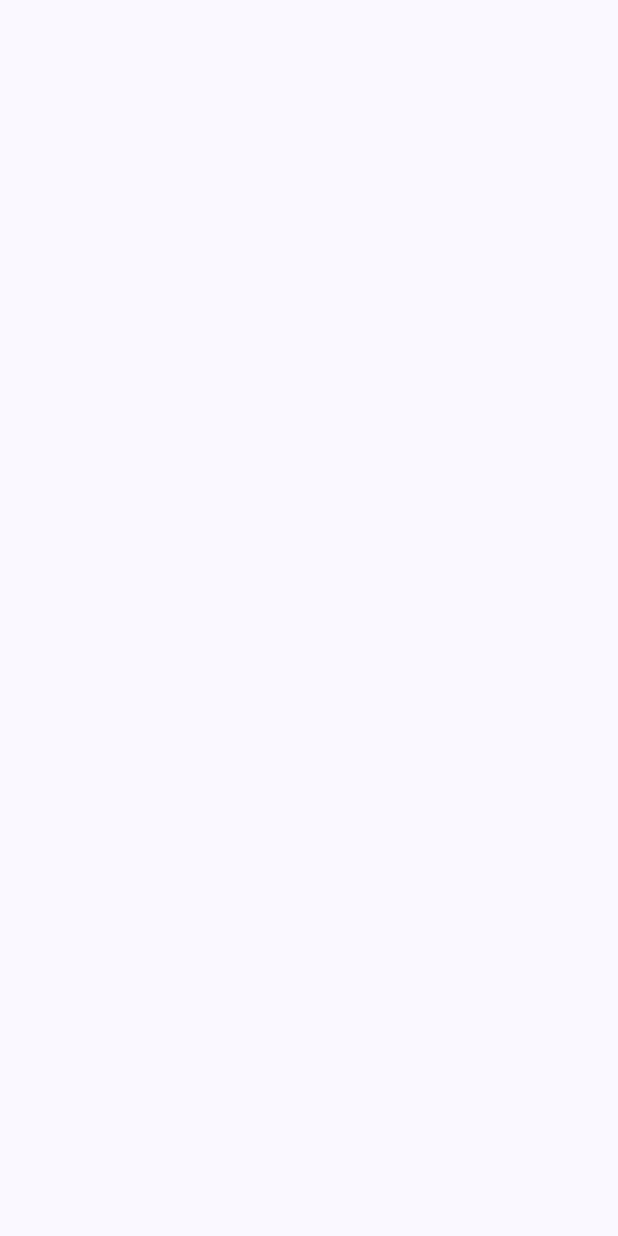
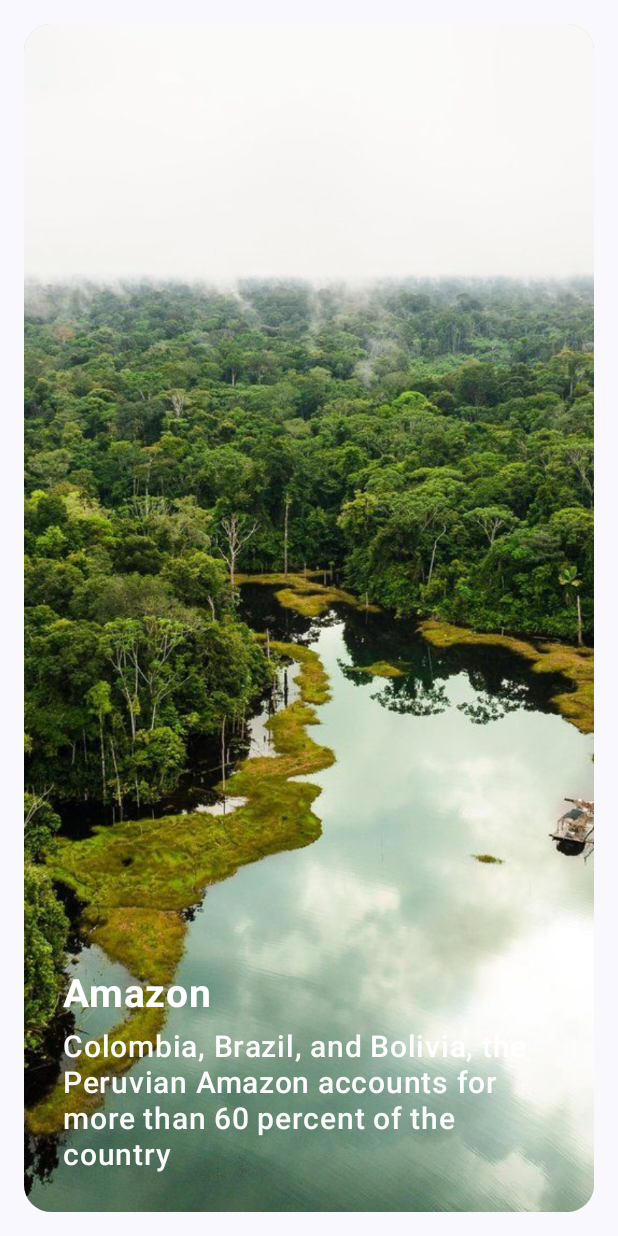
Before and after one commit to hussein414/AnimationViewPager, an Android app built with Jetpack Compose: the screen it shows after launch (MainActivity), on a phone screen of 412 x 824 dp. Before the commit the screen is empty. Run offline under Robolectric (Android 15) with nearby library versions, the phone set to English and light mode, and no system bars.

Commit message:
Add All Project

```diff
--- a/app/build.gradle.kts
+++ b/app/build.gradle.kts
@@ -5,12 +5,12 @@ plugins {
 
 android {
     namespace = "com.example.animationviewpager"
-    compileSdk = 33
+    compileSdk = 34
 
     defaultConfig {
         applicationId = "com.example.animationviewpager"
         minSdk = 24
-        targetSdk = 33
+        targetSdk = 34
         versionCode = 1
         versionName = "1.0"
 
@@ -30,11 +30,11 @@ android {
         }
     }
     compileOptions {
-        sourceCompatibility = JavaVersion.VERSION_1_8
-        targetCompatibility = JavaVersion.VERSION_1_8
+        sourceCompatibility = JavaVersion.VERSION_17
+        targetCompatibility = JavaVersion.VERSION_17
     }
     kotlinOptions {
-        jvmTarget = "1.8"
+        jvmTarget = "17"
     }
     buildFeatures {
         compose = true
--- a/app/src/main/java/com/example/animationviewpager/MainActivity.kt
+++ b/app/src/main/java/com/example/animationviewpager/MainActivity.kt
@@ -10,6 +10,7 @@ import androidx.compose.material3.Text
 import androidx.compose.runtime.Composable
 import androidx.compose.ui.Modifier
 import androidx.compose.ui.tooling.preview.Preview
+import com.example.animationviewpager.ui.component.HomeScreen
 import com.example.animationviewpager.ui.theme.AnimationViewPagerTheme
 
 class MainActivity : ComponentActivity() {
@@ -22,7 +23,7 @@ class MainActivity : ComponentActivity() {
                     modifier = Modifier.fillMaxSize(),
                     color = MaterialTheme.colorScheme.background
                 ) {
-
+                    HomeScreen()
                 }
             }
         }
--- /dev/null
+++ b/app/src/main/java/com/example/animationviewpager/model/LocationModel.kt
@@ -0,0 +1,7 @@
+package com.example.animationviewpager.model
+
+data class LocationModel(
+    val title: String,
+    val description: String,
+    val image: Int,
+)
--- /dev/null
+++ b/app/src/main/java/com/example/animationviewpager/ui/component/HomeScreen.kt
@@ -0,0 +1,112 @@
+package com.example.animationviewpager.ui.component
+
+import androidx.compose.foundation.ExperimentalFoundationApi
+import androidx.compose.foundation.Image
+import androidx.compose.foundation.layout.Box
+import androidx.compose.foundation.layout.Column
+import androidx.compose.foundation.layout.Spacer
+import androidx.compose.foundation.layout.fillMaxSize
+import androidx.compose.foundation.layout.fillMaxWidth
+import androidx.compose.foundation.layout.height
+import androidx.compose.foundation.layout.padding
+import androidx.compose.foundation.pager.HorizontalPager
+import androidx.compose.foundation.pager.rememberPagerState
+import androidx.compose.foundation.shape.RoundedCornerShape
+import androidx.compose.material3.Text
+import androidx.compose.runtime.Composable
+import androidx.compose.runtime.mutableStateOf
+import androidx.compose.runtime.remember
+import androidx.compose.ui.Alignment
+import androidx.compose.ui.ExperimentalComposeUiApi
+import androidx.compose.ui.Modifier
+import androidx.compose.ui.draw.clip
+import androidx.compose.ui.geometry.Offset
+import androidx.compose.ui.graphics.Color
+import androidx.compose.ui.graphics.graphicsLayer
+import androidx.compose.ui.input.pointer.pointerInteropFilter
+import androidx.compose.ui.layout.ContentScale
+import androidx.compose.ui.res.painterResource
+import androidx.compose.ui.text.font.FontWeight
+import androidx.compose.ui.tooling.preview.Preview
+import androidx.compose.ui.unit.dp
+import androidx.compose.ui.unit.sp
+import com.example.animationviewpager.utils.CirclePath
+import com.example.animationviewpager.utils.Instance
+import com.example.animationviewpager.ui.theme.GrayDescription
+import kotlin.math.absoluteValue
+
+@Preview(showSystemUi = true)
+@Composable
+@OptIn(ExperimentalFoundationApi::class, ExperimentalComposeUiApi::class)
+fun HomeScreen() {
+    val state = rememberPagerState()
+    val (offsetY, setOffSetY) = remember { mutableStateOf(1f) }
+    HorizontalPager(
+        pageCount = Instance.locationModels.count(),
+        modifier = Modifier
+            .pointerInteropFilter {
+                setOffSetY(it.y)
+                false
+            }
+            .padding(16.dp)
+            .clip(
+                RoundedCornerShape(18.dp)
+            ),
+        state = state
+    ) { page ->
+        Box(modifier = Modifier
+            .fillMaxSize()
+            .graphicsLayer {
+                val pageOffset = state.offsetForPage(page)
+                translationX = size.width * pageOffset
+
+                val endOffset = state.endOffsetForPage(page)
+                shadowElevation = 20f
+                shape = CirclePath(
+                    progress = 1f - endOffset.absoluteValue,
+                    origin = Offset(
+                        size.width,
+                        offsetY
+                    )
+                )
+                clip = true
+
+                val abslouteOffset = state.offsetForPage(page).absoluteValue
+                val scale = 1f + (abslouteOffset.absoluteValue * .3f)
+
+                scaleX = scale
+                scaleY = scale
+
+                val startOffset = state.startOffsetForPage(page)
+                alpha = (2f - startOffset) / 2
+            }) {
+            val locationModel = Instance.locationModels[page]
+            Image(
+                painter = painterResource(id = locationModel.image),
+                contentDescription = "image",
+                contentScale = ContentScale.Crop,
+                modifier = Modifier.fillMaxSize()
+            )
+            Column(
+                modifier = Modifier
+                    .align(Alignment.BottomCenter)
+                    .fillMaxWidth()
+                    .padding(26.dp)
+            ) {
+                Text(
+                    text = locationModel.title,
+                    fontSize = 26.sp,
+                    fontWeight = FontWeight.Bold, color = Color.White
+                )
+                Spacer(modifier = Modifier.height(8.dp))
+
+                Text(
+                    text = locationModel.description,
+                    fontSize = 20.sp,
+                    fontWeight = FontWeight.Medium, color = GrayDescription
+                )
+            }
+        }
+    }
+
+}
--- /dev/null
+++ b/app/src/main/java/com/example/animationviewpager/ui/component/PagerStateComponent.kt
@@ -0,0 +1,15 @@
+package com.example.animationviewpager.ui.component
+
+import androidx.compose.foundation.ExperimentalFoundationApi
+import androidx.compose.foundation.pager.PagerState
+
+@OptIn(ExperimentalFoundationApi::class)
+fun PagerState.offsetForPage(page: Int): Float = (currentPage - page) + currentPageOffsetFraction
+
+@OptIn(ExperimentalFoundationApi::class)
+fun PagerState.endOffsetForPage(page: Int): Float =
+    offsetForPage(page = page).coerceAtMost(maximumValue = 0f)
+
+@OptIn(ExperimentalFoundationApi::class)
+fun PagerState.startOffsetForPage(page: Int): Float =
+    offsetForPage(page = page).coerceAtMost(maximumValue = 0f)
--- a/app/src/main/java/com/example/animationviewpager/ui/theme/Color.kt
+++ b/app/src/main/java/com/example/animationviewpager/ui/theme/Color.kt
@@ -9,3 +9,4 @@ val Pink80 = Color(0xFFEFB8C8)
 val Purple40 = Color(0xFF6650a4)
 val PurpleGrey40 = Color(0xFF625b71)
 val Pink40 = Color(0xFF7D5260)
+val GrayDescription = Color(0xF8FFFFFF)
--- /dev/null
+++ b/app/src/main/java/com/example/animationviewpager/utils/CirclePath.kt
@@ -0,0 +1,33 @@
+package com.example.animationviewpager.utils
+
+import androidx.compose.ui.geometry.Offset
+import androidx.compose.ui.geometry.Rect
+import androidx.compose.ui.geometry.Size
+import androidx.compose.ui.geometry.center
+import androidx.compose.ui.graphics.Outline
+import androidx.compose.ui.graphics.Path
+import androidx.compose.ui.graphics.Shape
+import androidx.compose.ui.unit.Density
+import androidx.compose.ui.unit.LayoutDirection
+import kotlin.math.sqrt
+
+class CirclePath(private val progress: Float, private val origin: Offset = Offset(0f, 0f)): Shape {
+    override fun createOutline(
+        size: Size,
+        layoutDirection: LayoutDirection,
+        density: Density
+    ): Outline {
+        val center = Offset(
+            x = size.center.x - ((size.center.x-(origin.x))*(1f-progress)),
+            y= size.center.y - ((size.center.y)-origin.y)*(1f-progress)
+        )
+        val radius = (sqrt(
+            (size.height*size.height)+(size.width*size.width)
+        )*.5f)*progress
+        return Outline.Generic(
+            Path().apply {
+                addOval(Rect(center = center,radius = radius))
+            }
+        )
+    }
+}
--- /dev/null
+++ b/app/src/main/java/com/example/animationviewpager/utils/Instance.kt
@@ -0,0 +1,24 @@
+package com.example.animationviewpager.utils
+
+import com.example.animationviewpager.R
+import com.example.animationviewpager.model.LocationModel
+
+object Instance {
+    val locationModels = listOf(
+        LocationModel(
+            title = "Amazon",
+            description = "Colombia, Brazil, and Bolivia, the Peruvian Amazon accounts for more than 60 percent of the country",
+            image = R.drawable.amazon
+        ),
+        LocationModel(
+            title = "China",
+            description = "One of China\\'s largest bamboo forests, located in Yibin City of Sichuan Province. It\\'s also known as the Shunan Bamboo Sea",
+            image = R.drawable.chaina
+        ),
+        LocationModel(
+            title ="Africa",
+            description = "Visit Lesotho and you will know why this tiny country is called \"Kingdom in the Sky\". Here are the best things to do in Lesotho, Africa's mountain Kingdom.",
+            image = R.drawable.africa
+        ),
+    )
+}
```
Also changed, not shown: app/src/main/res/drawable/africa.jpg (added), app/src/main/res/drawable/amazon.jpg (added), app/src/main/res/drawable/chaina.jpg (added).
